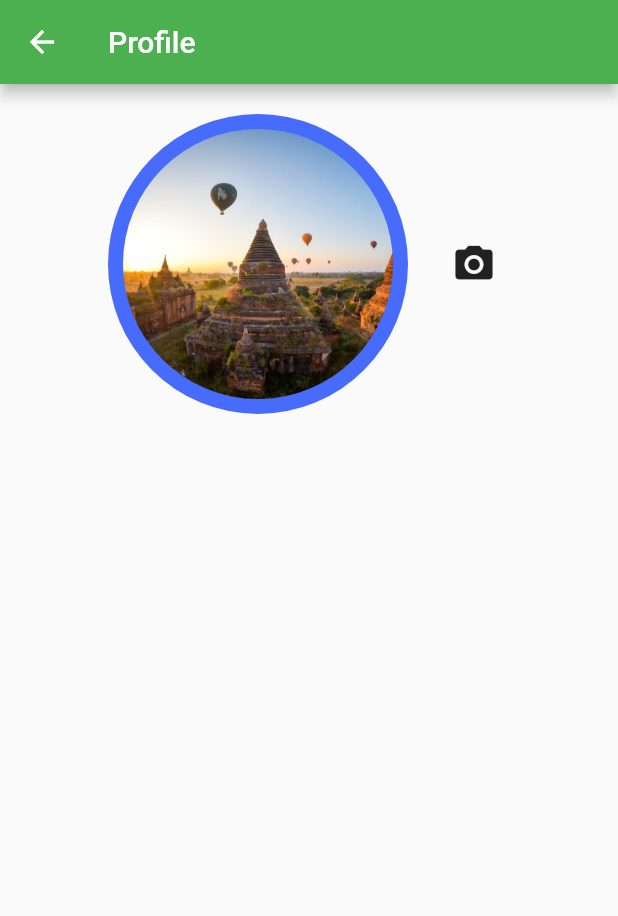
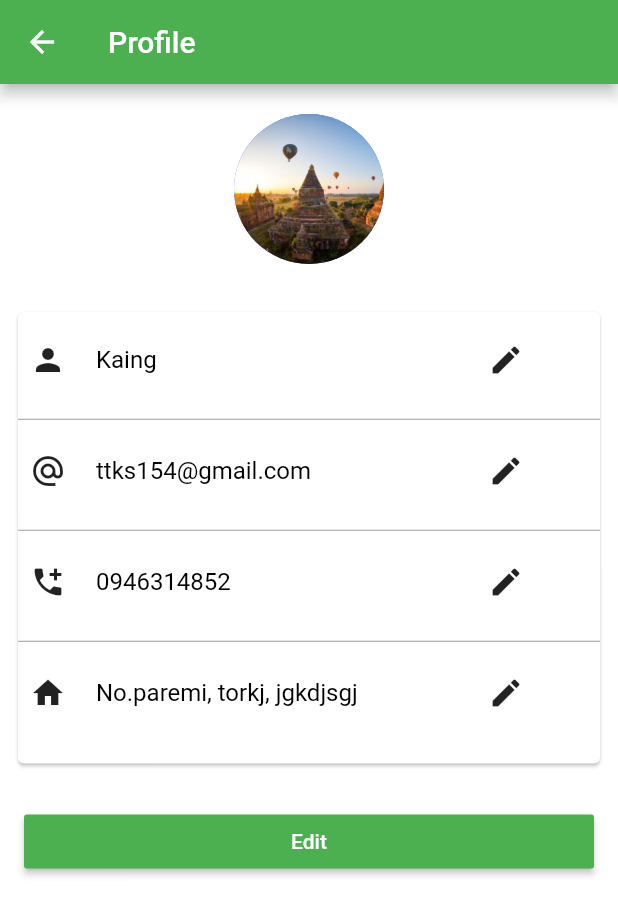
Before and after one commit to ThaeThinzar/flutter_firebase_app, a Flutter app: the ProfilePage screen opened directly, on a phone screen of 412 x 824 dp. Shown: the top 916 px of the screen. Run offline on Flutter 3.47's test engine with Material 2 defaults, Android fonts, the phone set to English and light mode, and no system bars; our stand-ins replace carousel_pro, cloud_firestore, firebase_auth, firebase_messaging, flutter_datetime_picker, flutter_signin_button and 2 more; accounts and stored records are empty.

Commit message:
create profile page and editing alert box

```diff
--- a/lib/view/ProfilePage.dart
+++ b/lib/view/ProfilePage.dart
@@ -15,6 +15,10 @@ class ProfilePage extends StatefulWidget {
 class ProfilePageState extends State<ProfilePage> {
 
   File profileImage; // to save uploaded pic
+  TextEditingController emailInputController;
+  TextEditingController nameInputcontroller;
+  TextEditingController phoneInputController;
+  TextEditingController addressInputController;
 
   @override
   Widget build(BuildContext context) {
@@ -27,8 +31,52 @@ class ProfilePageState extends State<ProfilePage> {
       });
     }
 
+    Widget createProfileField(String name, IconData icon,TextEditingController controller){
+      return Container(
+        margin: EdgeInsets.all(8),
+        child:Column(
+          children: <Widget>[
+            Row(
+              children: <Widget>[
+                Container(
+                  width: MediaQuery.of(context).size.width*0.7,
+                  child: Row(
+                    children: <Widget>[
+                      Icon(icon),
+                      SizedBox(width:20),
+                      Text(name, style:TextStyle(color:Colors.black, fontSize: 16)),
+                    ],
+                  ),
+                ),
+                SizedBox(width: 5,),
+                Container(
+                  child:  IconButton(
+                    icon: Icon(Icons.edit),
+                    onPressed: (){_asyncInputDialog(context,name,);},
+                  ),
+                )
+
+              ],
+            ),
+            SizedBox(height: 5,),
+
+
+            /*TextFormField(
+              decoration: InputDecoration(
+                  hintText: name,
+                  prefixIcon: Icon(icon)
+              ),
+              controller: controller,
+            ),*/
+
+           // Divider(color:Colors.black45, height:5)
+           ]
+        )
+      );
+    }
 
     return Scaffold(
+      backgroundColor: Colors.white70,
       appBar: AppBar(
         title: Text('Profile'),
       ),
@@ -40,16 +88,16 @@ class ProfilePageState extends State<ProfilePage> {
                 SizedBox(
                   height: 20.0,
                 ),
-                Row(
+                Column(
                   mainAxisAlignment: MainAxisAlignment.center,
                   children: <Widget>[
                     CircleAvatar(
-                      radius: 100,
+                      radius: 50,
                       backgroundColor: Color(0xff476cfb),
                       child: ClipOval(
                         child: new SizedBox(
-                            width: 180,
-                            height: 180,
+                            width: 100,
+                            height: 100,
                             child: (profileImage!=null)? Image.file(
                               profileImage,
                               fit: BoxFit.fill,
@@ -58,16 +106,45 @@ class ProfilePageState extends State<ProfilePage> {
                       ),
                     ),
                     SizedBox(
-                      width: 20,
+                      height: 20,
                     ),
-                    IconButton(
+                    /*IconButton(
                       icon: Icon(Icons.camera_alt),
                       iconSize: 30,
                       onPressed: (){
                         getImage();
                       },
-                    )
+                    )*/
                   ],
+                ),
+                Container(
+                  margin:EdgeInsets.all(8),
+                  child:Card(
+                      child: Column(
+                        children: <Widget>[
+                          createProfileField('Kaing',Icons.person, nameInputcontroller),
+                          Divider(height: 5, color:Colors.grey ),
+                          createProfileField('ttks154@gmail.com',Icons.alternate_email, emailInputController),
+                          Divider(height: 5, color:Colors.grey ),
+                          createProfileField('0946314852',Icons.add_call, phoneInputController),
+                          Divider(height: 5, color:Colors.grey ),
+                          createProfileField('No.paremi, torkj, jgkdjsgj',Icons.home, addressInputController),
+                          SizedBox(height:10)
+                        ],
+                      ),
+                      color:Colors.white
+                  )
+                ),
+                Container(
+                  margin: EdgeInsets.all(16),
+                  width: MediaQuery.of(context).size.width,
+                  child: RaisedButton(
+                      color: Theme.of(context).primaryColor,
+                      textColor: Colors.white,
+                      child: Text('Edit'),
+                      onPressed:(){_asyncInputDialog(context);}
+                  ),
+
                 )
               ],
             )
@@ -76,4 +153,56 @@ class ProfilePageState extends State<ProfilePage> {
     );
   }
 
+  Future<void> _ackAlert(BuildContext context) {
+    return showDialog<void>(
+      context: context,
+      builder: (BuildContext context) {
+        return AlertDialog(
+          title: Text('Edit Profile'),
+          content: const Text('This item is no longer available'),
+          actions: <Widget>[
+            FlatButton(
+              child: Text('Ok'),
+              onPressed: () {
+                Navigator.of(context).pop();
+              },
+            ),
+          ],
+        );
+      },
+    );
+  }
+  Future<String> _asyncInputDialog(BuildContext context,String category) async {
+    String teamName = '';
+    return showDialog<String>(
+      context: context,
+      barrierDismissible: false, // dialog is dismissible with a tap on the barrier
+      builder: (BuildContext context) {
+        return AlertDialog(
+          title: Text('Edit Profile'),
+          content: new Row(
+            children: <Widget>[
+              new Expanded(
+                  child: new TextField(
+                    autofocus: true,
+                    decoration: new InputDecoration(
+                        hintText: category),
+                    onChanged: (value) {
+                      teamName = value;
+                    },
+                  )),
+            ],
+          ),
+          actions: <Widget>[
+            FlatButton(
+              child: Text('Ok'),
+              onPressed: () {
+                Navigator.of(context).pop(teamName);
+              },
+            ),
+          ],
+        );
+      },
+    );
+  }
 }
```
